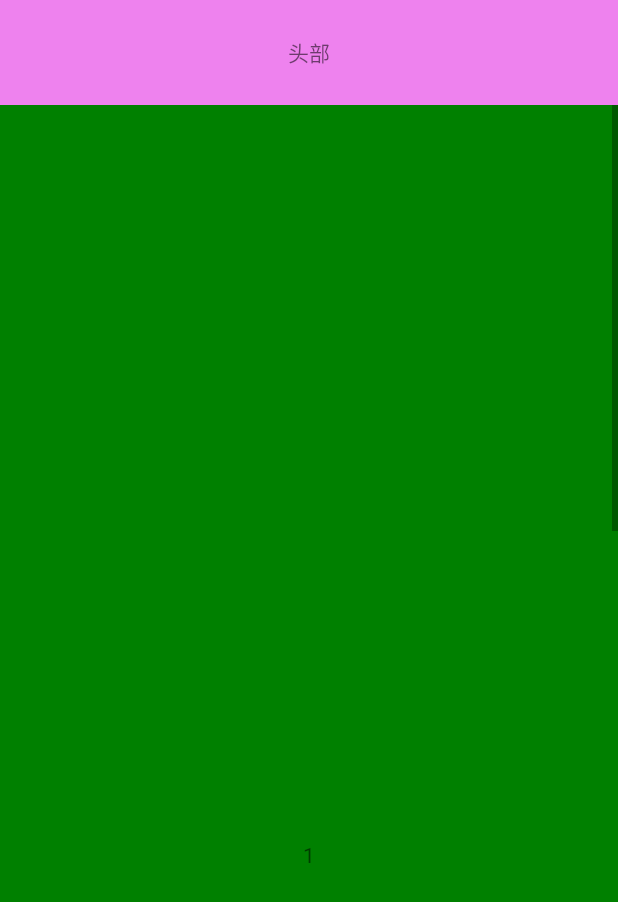
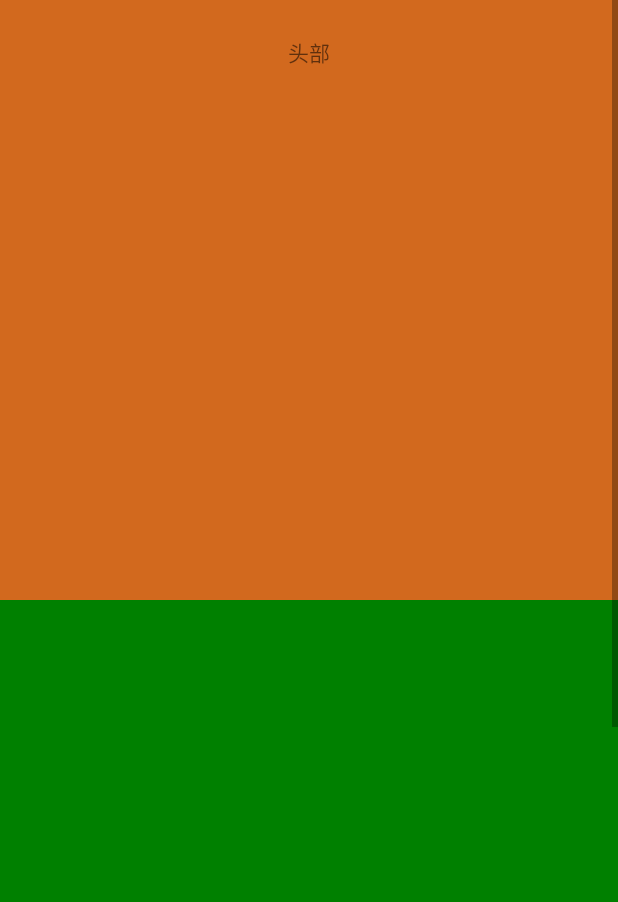
Before and after one commit to VinVon/DiyView, an Android app: the Activity17 screen opened directly, with no data from a screen before it, on a phone screen of 412 x 824 dp. Shown: the top 902 px of the screen. Run offline under Robolectric (Android 15) with nearby library versions, the phone set to English and light mode, and no system bars; our stand-ins replace ButterKnife.

Commit message:
沉浸式状态栏

```diff
--- a/app/src/main/java/com/demo/diyview/view17/Activity17.java
+++ b/app/src/main/java/com/demo/diyview/view17/Activity17.java
@@ -1,11 +1,14 @@
 package com.demo.diyview.view17;
 
-import android.annotation.TargetApi;
 import android.os.Build;
 import android.os.Bundle;
 import android.support.annotation.Nullable;
+import android.support.annotation.RequiresApi;
 import android.support.v7.app.AppCompatActivity;
+import android.util.Log;
 import android.view.View;
+import android.widget.ImageView;
+import android.widget.LinearLayout;
 import android.widget.ScrollView;
 
 import com.demo.diyview.R;
@@ -18,14 +21,43 @@ import butterknife.ButterKnife;
  */
 
 public class Activity17 extends AppCompatActivity {
-
-
+    @BindView(R.id.titleBar)
+    LinearLayout titleBar;
+    @BindView(R.id.scroll_view)
+    ScrollView scrollView;
+    @BindView(R.id.img)
+    ImageView img;
+    private int imgHeight;
+    private int statusHeight;
+    @RequiresApi(api = Build.VERSION_CODES.M)
     @Override
     protected void onCreate(@Nullable Bundle savedInstanceState) {
         super.onCreate(savedInstanceState);
         setContentView(R.layout.activity17_main);
         ButterKnife.bind(this);
         StatusBarUtil.setActivityTranslucent(this);
+        titleBar.getBackground().setAlpha(0);
+        img.post(new Runnable() {
+            @Override
+            public void run() {
+                imgHeight = img.getMeasuredHeight();
+                statusHeight = titleBar.getMeasuredHeight();
+            }
+        });
+        scrollView.setOnScrollChangeListener(new View.OnScrollChangeListener() {
 
+            @Override
+            public void onScrollChange(View v, int scrollX, int scrollY, int oldScrollX, int oldScrollY) {
+                    float alpha = (float) scrollY/(imgHeight-statusHeight);
+                Log.e("TAG",scrollY+"-->"+alpha);
+                if (alpha>1){
+                    alpha = 1;
+                }
+                if (alpha<0){
+                    alpha = 0;
+                }
+                titleBar.getBackground().setAlpha((int) (alpha*255));
+            }
+        });
     }
 }
--- a/app/src/main/java/com/demo/diyview/view17/StatusBarUtil.java
+++ b/app/src/main/java/com/demo/diyview/view17/StatusBarUtil.java
@@ -60,9 +60,9 @@ public class StatusBarUtil {
             ViewGroup decorView = (ViewGroup) activity.getWindow().getDecorView();
             decorView.setSystemUiVisibility(View.SYSTEM_UI_FLAG_LAYOUT_FULLSCREEN );
             activity.getWindow().setStatusBarColor(Color.TRANSPARENT);
-            ViewGroup viewById = (ViewGroup) activity.findViewById(android.R.id.content);
-            View childAt = viewById.getChildAt(0);
-            childAt.setFitsSystemWindows(true);
+//            ViewGroup viewById = (ViewGroup) activity.findViewById(android.R.id.content);
+//            View childAt = viewById.getChildAt(0);
+//            childAt.setFitsSystemWindows(true);
         }
         //4.4-5.0之间
         else if (Build.VERSION.SDK_INT >= Build.VERSION_CODES.KITKAT) {
--- a/app/src/main/res/layout/activity17_main.xml
+++ b/app/src/main/res/layout/activity17_main.xml
@@ -1,18 +1,8 @@
 <?xml version="1.0" encoding="utf-8"?>
-<LinearLayout xmlns:android="http://schemas.android.com/apk/res/android"
+<RelativeLayout xmlns:android="http://schemas.android.com/apk/res/android"
     android:layout_width="match_parent"
     android:layout_height="match_parent"
-    android:background="@color/violet"
     android:orientation="vertical">
-    <LinearLayout
-        android:layout_width="match_parent"
-        android:layout_height="70dp">
-        <TextView
-            android:layout_width="match_parent"
-            android:layout_height="match_parent"
-            android:gravity="center"
-            android:text="头部"/>
-    </LinearLayout>
    <ScrollView
        android:id="@+id/scroll_view"
        android:layout_width="match_parent"
@@ -21,18 +11,28 @@
            android:layout_width="match_parent"
            android:layout_height="wrap_content"
            android:orientation="vertical">
+           <ImageView
+               android:id="@+id/img"
+               android:layout_width="match_parent"
+               android:layout_height="400dp"
+               android:background="@color/chocolate"/>
            <TextView
                android:layout_width="match_parent"
                android:layout_height="1000dp"
                android:text="1"
                android:gravity="center"
                android:background="@color/green"/>
-           <TextView
-               android:layout_width="match_parent"
-               android:layout_height="1000dp"
-               android:text="1"
-               android:gravity="center"
-               android:background="@color/chocolate"/>
        </LinearLayout>
    </ScrollView>
-</LinearLayout>
+    <LinearLayout
+        android:id="@+id/titleBar"
+        android:layout_width="match_parent"
+        android:background="@color/colorPrimary"
+        android:layout_height="70dp">
+        <TextView
+            android:layout_width="match_parent"
+            android:layout_height="match_parent"
+            android:gravity="center"
+            android:text="头部"/>
+    </LinearLayout>
+</RelativeLayout>
```
